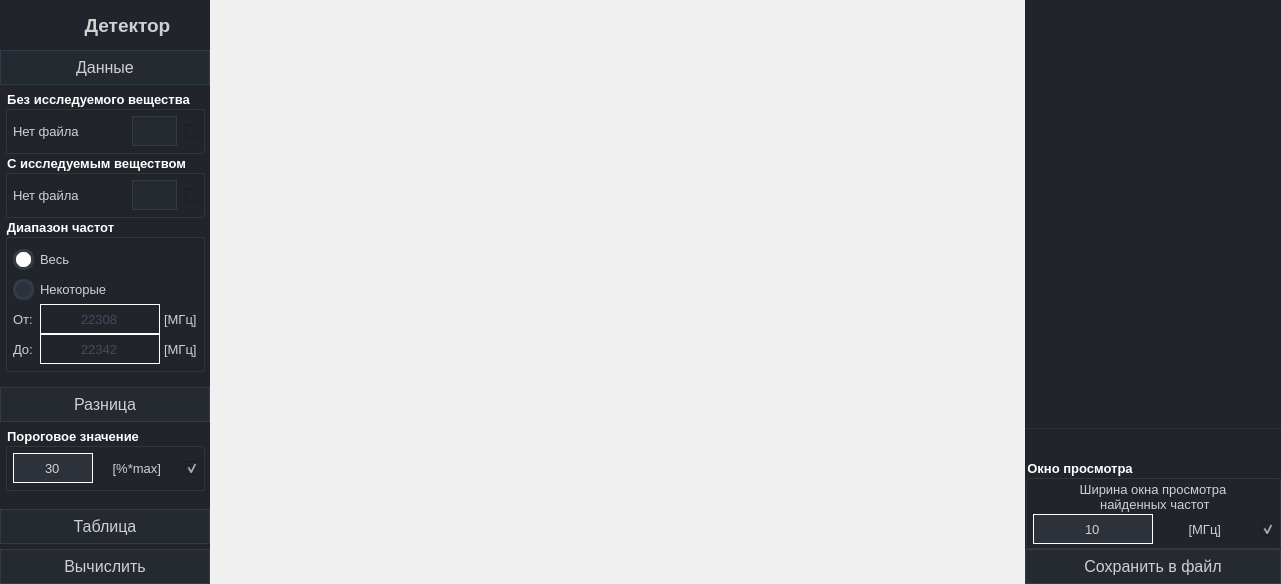
Qt form gui.ui (SkorEgor/Detector-Threshold) before a commit.
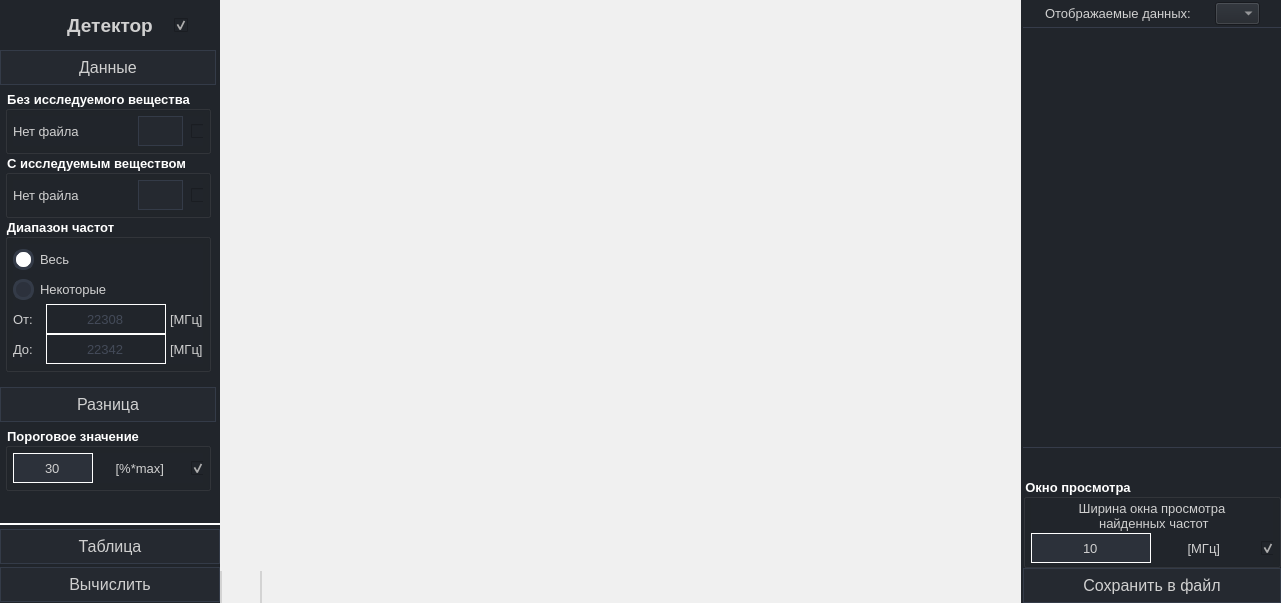
The same form after that commit. Icons and pictures are not drawn.

```diff
--- a/gui.ui
+++ b/gui.ui
@@ -7,24 +7,55 @@
     <x>0</x>
     <y>0</y>
     <width>1281</width>
-    <height>584</height>
+    <height>603</height>
    </rect>
   </property>
   <property name="windowTitle">
-   <string>Детектирование сигнала - метод Разности</string>
+   <string>Детектирование сигнала - метод Разницы</string>
   </property>
   <property name="windowIcon">
    <iconset resource="res.qrc">
     <normaloff>:/application picture/resource/application picture/app_icon-round.png</normaloff>:/application picture/resource/application picture/app_icon-round.png</iconset>
   </property>
   <property name="styleSheet">
-   <string notr="true">QWidget{
+   <string notr="true"/>
+  </property>
+  <property name="sizeGripEnabled">
+   <bool>false</bool>
+  </property>
+  <property name="modal">
+   <bool>false</bool>
+  </property>
+  <layout class="QHBoxLayout" name="layout_dialog_main" stretch="0">
+   <property name="spacing">
+    <number>0</number>
+   </property>
+   <property name="leftMargin">
+    <number>0</number>
+   </property>
+   <property name="topMargin">
+    <number>0</number>
+   </property>
+   <property name="rightMargin">
+    <number>0</number>
+   </property>
+   <property name="bottomMargin">
+    <number>0</number>
+   </property>
+   <item>
+    <widget class="QWidget" name="widget_style_sheet" native="true">
+     <property name="styleSheet">
+      <string notr="true">   QWidget{
 	background-color: rgb(33, 37, 43);
 	color: rgb(208, 208, 208);
 	font-size: 10pt;
 }
 /* /////////////////////////////////////////////////////////////////////////////////////////////////
 ScrollBars */
+ QScrollBar {
+border: none;												/* без границ */
+	border-right:5px solid rgb(211, 211, 211);;	/* С правой красной раницей */
+ }
  QScrollBar:vertical {
 	border: none;
     background: rgb(52, 59, 72);
@@ -89,6 +120,16 @@
     background: 3px solid rgb(255, 255, 255);
 	border: 3px solid rgb(52, 59, 72);	
 }
+/* срабатывает, когда пользователь наводит на элемент мышью */
+QRadioButton:hover {
+	background-color:rgb(40, 44, 52);			/* задаем цвет фона */
+}
+/* срабатывает, при нажатии*/
+QRadioButton:pressed      {
+	background-color:rgb(170, 170, 170);		/* задаем цвет фона */
+	color:  rgb(0, 0, 0);
+	border: none;												/* без границ */
+}
 /* ///////////////////////////////////////////////////////////////////////////////////////////////// */
 /* /////////////////////////////////////////////////////////////////////////////////////////////////
 QCheckBox */
@@ -162,51 +203,27 @@
 /* ///////////////////////////////////////////////////////////////////////////////////////////////// */
 /* /////////////////////////////////////////////////////////////////////////////////////////////////
 QTableWidget */
+
 QTableWidget {	
 	gridline-color: rgb(136, 136, 136);
-	border-bottom: 1px solid rgb(44, 49, 60);
-}
-QTableWidget::item{
-
-	gridline-color: rgb(44, 49, 60);
+	border-top: 1px solid rgb(54, 60, 74);
+	border-bottom: 1px solid  rgb(54, 60, 74);
 }
 QTableWidget::item:selected{
 	background-color: rgb(72, 81, 94);
 }
+QHeaderView { qproperty-defaultAlignment: AlignCenter; }
+/*Цвет верхнего и левого поля*/
 QHeaderView::section{
-	background-color: rgb(33, 37, 43);
-	max-width: 30px;
-	border: 1px solid rgb(44, 49, 58);
-	border-style: none;
-    border-bottom: 1px solid rgb(44, 49, 60);
-    border-right: 1px solid rgb(44, 49, 60);
+	background-color:rgb(37, 41, 48);
+    border-style: none;
+border: 1px solid rgb(136, 136, 136);
 }
-QTableWidget::horizontalHeader {	
-	background-color: rgb(33, 37, 43);
-}
-QHeaderView::section:horizontal
-{
-
-    border: 1px solid rgb(33, 37, 43);
-	background-color: rgb(33, 37, 43);
-	padding: 3px;
-	border-top-left-radius: 7px;
-    border-top-right-radius: 7px;
-}
-QHeaderView::section:vertical
-{
-    border: 1px solid rgb(44, 49, 60);
-}
-QTableCornerButton::section {background-color: rgb(33, 37, 43); }
-/* ///////////////////////////////////////////////////////////////////////////////////////////////// */</string>
-  </property>
-  <property name="sizeGripEnabled">
-   <bool>false</bool>
-  </property>
-  <property name="modal">
-   <bool>false</bool>
-  </property>
-  <layout class="QHBoxLayout" name="layout_dialog_main" stretch="0,0">
+/*Кнопка в верхнем левом углу*/
+QTableCornerButton::section {background-color:rgb(33, 37, 43); }
+</string>
+     </property>
+     <layout class="QHBoxLayout" name="layout_style_sheet">
    <property name="spacing">
     <number>0</number>
    </property>
@@ -232,13 +249,13 @@
      </property>
      <property name="minimumSize">
       <size>
-       <width>210</width>
+          <width>220</width>
        <height>0</height>
       </size>
      </property>
      <property name="maximumSize">
       <size>
-       <width>210</width>
+          <width>215</width>
        <height>16777215</height>
       </size>
      </property>
@@ -286,7 +303,7 @@
           <number>0</number>
          </property>
          <property name="leftMargin">
-          <number>5</number>
+             <number>0</number>
          </property>
          <property name="topMargin">
           <number>0</number>
@@ -307,10 +324,22 @@
            </property>
            <property name="maximumSize">
             <size>
-             <width>40</width>
+                <width>54</width>
              <height>40</height>
             </size>
            </property>
+              <property name="sizeIncrement">
+               <size>
+                <width>0</width>
+                <height>0</height>
+               </size>
+              </property>
+              <property name="styleSheet">
+               <string notr="true">padding-left: 7px;
+padding-right: 7px;
+	border: none;												/* без границ */
+</string>
+              </property>
            <property name="text">
             <string/>
            </property>
@@ -320,6 +349,12 @@
            <property name="scaledContents">
             <bool>true</bool>
            </property>
+              <property name="margin">
+               <number>0</number>
+              </property>
+              <property name="indent">
+               <number>-1</number>
+              </property>
           </widget>
          </item>
          <item>
@@ -342,13 +377,64 @@
            </property>
           </widget>
          </item>
+            <item>
+             <widget class="QCheckBox" name="checkBox_color_theme">
+              <property name="minimumSize">
+               <size>
+                <width>40</width>
+                <height>0</height>
+               </size>
+              </property>
+              <property name="maximumSize">
+               <size>
+                <width>54</width>
+                <height>20</height>
+               </size>
+              </property>
+              <property name="layoutDirection">
+               <enum>Qt::LeftToRight</enum>
+              </property>
+              <property name="styleSheet">
+               <string notr="true">/* Состояние - не выбран*/
+QCheckBox::indicator:unchecked {
+	/* Выбор картинки*/
+	image: url(:/toggle/resource/toggle/toggle_off_black_36dp.svg);
+	image: url(:/toggle_color_theme/resource/toggle_color_theme/toggle_on_white.svg);
+}
+
+/* Состояние -  выбран*/
+QCheckBox::indicator:checked {
+	/* Выбор картинки*/
+	image: url(:/toggle/resource/toggle/toggle_on_white_36dp.svg);
+	image: url(:/toggle_color_theme/resource/toggle_color_theme/toggle_off_black.svg);
+}</string>
+              </property>
+              <property name="text">
+               <string/>
+              </property>
+              <property name="iconSize">
+               <size>
+                <width>30</width>
+                <height>30</height>
+               </size>
+              </property>
+              <property name="checked">
+               <bool>true</bool>
+              </property>
+              <property name="tristate">
+               <bool>false</bool>
+              </property>
+             </widget>
+            </item>
         </layout>
        </widget>
       </item>
       <item>
        <widget class="QWidget" name="widget_menu_body" native="true">
         <property name="styleSheet">
-         <string notr="true"/>
+            <string notr="true"> .QWidget{
+
+}</string>
         </property>
         <layout class="QVBoxLayout" name="layout_menu_body">
          <property name="spacing">
@@ -364,7 +450,7 @@
           <number>0</number>
          </property>
          <property name="rightMargin">
-          <number>0</number>
+             <number>4</number>
          </property>
          <property name="bottomMargin">
           <number>0</number>
@@ -406,8 +492,8 @@
              <rect>
               <x>0</x>
               <y>0</y>
-              <width>210</width>
-              <height>534</height>
+                 <width>216</width>
+                 <height>473</height>
              </rect>
             </property>
             <property name="styleSheet">
@@ -1100,7 +1186,17 @@
                          <cursorShape>PointingHandCursor</cursorShape>
                         </property>
                         <property name="styleSheet">
-                         <string notr="true"/>
+                            <string notr="true">QRadioButton {
+	/* задает иконку */
+	background-image: url(:/update/resource/update/update1_white_18dp.svg);
+    background-position:  senter ;
+	background-position: right;
+    background-repeat: no-repeat;
+} 
+/* срабатывает, при нажатии*/
+QRadioButton:pressed      {
+background-image: url(:/update/resource/update/update2_white_18dp.svg);
+}</string>
                         </property>
                         <property name="text">
                          <string>Некоторые</string>
@@ -1409,6 +1505,9 @@
              </item>
              <item>
               <widget class="QWidget" name="widget_difference" native="true">
+                  <property name="enabled">
+                   <bool>true</bool>
+                  </property>
                <property name="sizePolicy">
                 <sizepolicy hsizetype="Minimum" vsizetype="Fixed">
                  <horstretch>0</horstretch>
@@ -1465,7 +1564,7 @@
                     <number>0</number>
                    </property>
                    <item>
-                    <widget class="QPushButton" name="pushButton_difference_header">
+                       <widget class="QPushButton" name="pushButton_difference_heade">
                      <property name="sizePolicy">
                       <sizepolicy hsizetype="Minimum" vsizetype="Fixed">
                        <horstretch>0</horstretch>
@@ -1542,6 +1641,9 @@
                 </item>
                 <item>
                  <widget class="QWidget" name="widget_difference_body" native="true">
+                     <property name="enabled">
+                      <bool>true</bool>
+                     </property>
                   <property name="styleSheet">
                    <string notr="true"/>
                   </property>
@@ -1562,7 +1664,7 @@
                     <number>5</number>
                    </property>
                    <item>
-                    <widget class="QGroupBox" name="groupBox_threshold">
+                       <widget class="QGroupBox" name="groupBox_difference">
                      <property name="minimumSize">
                       <size>
                        <width>0</width>
@@ -1618,7 +1720,7 @@
                      <property name="checkable">
                       <bool>false</bool>
                      </property>
-                     <layout class="QHBoxLayout" name="layout_threshold">
+                        <layout class="QHBoxLayout" name="layout_difference">
                       <property name="spacing">
                        <number>0</number>
                       </property>
@@ -1635,7 +1737,7 @@
                        <number>5</number>
                       </property>
                       <item>
-                       <widget class="QLineEdit" name="lineEdit_threshold">
+                          <widget class="QLineEdit" name="lineEdit_difference_threshold">
                         <property name="enabled">
                          <bool>true</bool>
                         </property>
@@ -1682,7 +1784,7 @@
                        </widget>
                       </item>
                       <item>
-                       <widget class="QLabel" name="label_text_units_threshold">
+                          <widget class="QLabel" name="label_text_units_difference_threshold">
                         <property name="sizePolicy">
                          <sizepolicy hsizetype="Preferred" vsizetype="Preferred">
                           <horstretch>0</horstretch>
@@ -1724,7 +1826,7 @@
                        </widget>
                       </item>
                       <item>
-                       <widget class="QCheckBox" name="checkBox_status_threshold">
+                          <widget class="QCheckBox" name="checkBox_status_difference_threshold">
                         <property name="enabled">
                          <bool>true</bool>
                         </property>
@@ -1791,6 +1893,43 @@
                </property>
               </spacer>
              </item>
+               </layout>
+              </widget>
+             </widget>
+            </item>
+           </layout>
+          </widget>
+         </item>
+         <item>
+          <widget class="QWidget" name="widget_menu_bottom" native="true">
+           <property name="minimumSize">
+            <size>
+             <width>0</width>
+             <height>80</height>
+            </size>
+           </property>
+           <property name="styleSheet">
+            <string notr="true">QWidget#widget_menu_bottom{
+	border: none;												/* без границ */
+	border-top:2px solid rgb(255, 255, 255);	/* С правой красной раницей */
+}</string>
+           </property>
+           <layout class="QVBoxLayout" name="layout_menu_bottom">
+            <property name="spacing">
+             <number>2</number>
+            </property>
+            <property name="leftMargin">
+             <number>0</number>
+            </property>
+            <property name="topMargin">
+             <number>5</number>
+            </property>
+            <property name="rightMargin">
+             <number>0</number>
+            </property>
+            <property name="bottomMargin">
+             <number>0</number>
+            </property>
              <item>
               <widget class="QPushButton" name="pushButton_close_open_table">
                <property name="sizePolicy">
@@ -1939,10 +2078,6 @@
              </item>
             </layout>
            </widget>
-          </widget>
-         </item>
-        </layout>
-       </widget>
       </item>
      </layout>
     </widget>
@@ -1992,12 +2127,12 @@
          <item>
           <widget class="QWidget" name="widget_plotting" native="true">
            <property name="styleSheet">
-            <string notr="true">background-color: rgb(167, 167, 167);
-background-color: rgb(124, 124, 124);
-background-color: rgb(255, 255, 255);
-background-color: rgb(240, 240, 240);</string>
-           </property>
-           <layout class="QVBoxLayout" name="verticalLayout">
+               <string notr="true">QWidget{
+background-color: rgb(240, 240, 240);
+color: rgb(0, 0, 0);
+}</string>
+              </property>
+              <layout class="QVBoxLayout" name="layout_plotting">
             <property name="spacing">
              <number>0</number>
             </property>
@@ -2034,6 +2169,88 @@
               </layout>
              </widget>
             </item>
+               <item>
+                <widget class="QWidget" name="widget_toolbar_1" native="true">
+                 <property name="sizePolicy">
+                  <sizepolicy hsizetype="Minimum" vsizetype="Maximum">
+                   <horstretch>0</horstretch>
+                   <verstretch>0</verstretch>
+                  </sizepolicy>
+                 </property>
+                 <property name="styleSheet">
+                  <string notr="true">QWidget{
+background-color: rgb(240, 240, 240);
+color: rgb(0, 0, 0);
+	font-size: none;
+text-align:bottom;
+}
+
+/* /////////////////////////////////////////////////////////////////////////////////////////////////
+QPushButton */
+/*Стандартное состояние для кнопки*/
+QPushButton {
+	border: none;		/* задает границу элемента */
+} 
+
+/* срабатывает, когда пользователь наводит на элемент мышью */
+QPushButton:hover {
+	border: none;												/* без границ */
+
+	border-right:1px solid rgb(160, 160, 160);	/* С правой красной раницей */
+	border-bottom:1px solid rgb(160, 160, 160);
+
+	border-left:1px solid rgb(255, 255, 255);	/* С правой красной раницей */
+	border-top:1px solid rgb(255, 255, 255);
+}
+
+/* срабатывает, при нажатии*/
+QPushButton:pressed      {
+	border: none;												/* без границ */
+
+	border-left:1px solid rgb(160, 160, 160);	/* С правой красной раницей */
+	border-top:1px solid rgb(160, 160, 160);
+
+	border-right:1px solid rgb(255, 255, 255);	/* С правой красной раницей */
+	border-bottom:1px solid rgb(255, 255, 255);
+}
+/* Состояние - не выбран*/
+QPushButton {
+	/* Выбор картинки*/
+	image: url(:/expand2/resource/expand_2/up_black_24dp.svg);
+	image: url(:/expand/resource/expand/up_black_36dp.svg);
+
+}
+
+
+/* Состояние -  выбран*/
+QPushButton:checked {
+	/* Выбор картинки*/
+	image: url(:/expand2/resource/expand_2/down_black_36dp.svg);
+	image: url(:/expand/resource/expand/down_black_36dp.svg);
+
+}
+/* ///////////////////////////////////////////////////////////////////////////////////////////////// */
+</string>
+                 </property>
+                 <layout class="QHBoxLayout" name="layout_toolbar_1">
+                  <property name="spacing">
+                   <number>5</number>
+                  </property>
+                  <property name="leftMargin">
+                   <number>5</number>
+                  </property>
+                  <property name="topMargin">
+                   <number>0</number>
+                  </property>
+                  <property name="rightMargin">
+                   <number>5</number>
+                  </property>
+                  <property name="bottomMargin">
+                   <number>0</number>
+                  </property>
+                 </layout>
+                </widget>
+               </item>
             <item>
              <widget class="QWidget" name="widget_plot_2" native="true">
               <layout class="QVBoxLayout" name="layout_plot_2">
@@ -2055,11 +2272,206 @@
               </layout>
              </widget>
             </item>
+               <item>
+                <widget class="QWidget" name="widget_toolbar_2" native="true">
+                 <property name="sizePolicy">
+                  <sizepolicy hsizetype="Minimum" vsizetype="Maximum">
+                   <horstretch>0</horstretch>
+                   <verstretch>0</verstretch>
+                  </sizepolicy>
+                 </property>
+                 <property name="contextMenuPolicy">
+                  <enum>Qt::DefaultContextMenu</enum>
+                 </property>
+                 <property name="layoutDirection">
+                  <enum>Qt::LeftToRight</enum>
+                 </property>
+                 <property name="styleSheet">
+                  <string notr="true">QWidget{
+background-color: rgb(240, 240, 240);
+color: rgb(0, 0, 0);
+	font-size: none;
+text-align:bottom;
+}
+
+/* /////////////////////////////////////////////////////////////////////////////////////////////////
+QPushButton */
+/*Стандартное состояние для кнопки*/
+QPushButton {
+	border: none;		/* задает границу элемента */
+} 
+
+/* срабатывает, когда пользователь наводит на элемент мышью */
+QPushButton:hover {
+	border: none;												/* без границ */
+
+	border-right:1px solid rgb(160, 160, 160);	/* С правой красной раницей */
+	border-bottom:1px solid rgb(160, 160, 160);
+
+	border-left:1px solid rgb(255, 255, 255);	/* С правой красной раницей */
+	border-top:1px solid rgb(255, 255, 255);
+}
+
+
+/* срабатывает, при нажатии*/
+QPushButton:pressed      {
+	border: none;												/* без границ */
+
+	border-left:1px solid rgb(160, 160, 160);	/* С правой красной раницей */
+	border-top:1px solid rgb(160, 160, 160);
+
+	border-right:1px solid rgb(255, 255, 255);	/* С правой красной раницей */
+	border-bottom:1px solid rgb(255, 255, 255);
+}/* Состояние - не выбран*/
+QPushButton {
+	/* Выбор картинки*/
+	image: url(:/expand2/resource/expand_2/up_black_24dp.svg);
+	image: url(:/expand/resource/expand/up_black_36dp.svg);
+
+}
+
+
+/* Состояние -  выбран*/
+QPushButton:checked {
+	/* Выбор картинки*/
+	image: url(:/expand2/resource/expand_2/down_black_36dp.svg);
+	image: url(:/expand/resource/expand/down_black_36dp.svg);
+
+}
+/* ///////////////////////////////////////////////////////////////////////////////////////////////// */
+</string>
+                 </property>
+                 <property name="locale">
+                  <locale language="Russian" country="Russia"/>
+                 </property>
+                 <layout class="QHBoxLayout" name="layout_toolbar_2" stretch="0,0">
+                  <property name="spacing">
+                   <number>5</number>
+                  </property>
+                  <property name="sizeConstraint">
+                   <enum>QLayout::SetDefaultConstraint</enum>
+                  </property>
+                  <property name="leftMargin">
+                   <number>0</number>
+                  </property>
+                  <property name="topMargin">
+                   <number>0</number>
+                  </property>
+                  <property name="rightMargin">
+                   <number>5</number>
+                  </property>
+                  <property name="bottomMargin">
+                   <number>0</number>
+                  </property>
+                  <item>
+                   <widget class="QWidget" name="widget_graphic_view_2" native="true">
+                    <property name="sizePolicy">
+                     <sizepolicy hsizetype="Maximum" vsizetype="Preferred">
+                      <horstretch>0</horstretch>
+                      <verstretch>0</verstretch>
+                     </sizepolicy>
+                    </property>
+                    <property name="styleSheet">
+                     <string notr="true">.QWidget{
+	border: none;												/* без границ */
+	border-left:2px solid rgb(211, 211, 211);;	/* С правой красной раницей */
+	border-right:2px solid rgb(211, 211, 211);;	/* С правой красной раницей */
+}</string>
+                    </property>
+                    <layout class="QHBoxLayout" name="layout_graphic_view_2">
+                     <property name="spacing">
+                      <number>5</number>
+                     </property>
+                     <property name="leftMargin">
+                      <number>5</number>
+                     </property>
+                     <property name="topMargin">
+                      <number>0</number>
+                     </property>
+                     <property name="rightMargin">
+                      <number>5</number>
+                     </property>
+                     <property name="bottomMargin">
+                      <number>0</number>
+                     </property>
+                     <item>
+                      <widget class="QPushButton" name="pushButton_graphic_view_2">
+                       <property name="minimumSize">
+                        <size>
+                         <width>32</width>
+                         <height>32</height>
+                        </size>
+                       </property>
+                       <property name="maximumSize">
+                        <size>
+                         <width>32</width>
+                         <height>32</height>
+                        </size>
+                       </property>
+                       <property name="cursor">
+                        <cursorShape>PointingHandCursor</cursorShape>
+                       </property>
+                       <property name="text">
+                        <string/>
+                       </property>
+                       <property name="iconSize">
+                        <size>
+                         <width>32</width>
+                         <height>32</height>
+                        </size>
+                       </property>
+                       <property name="checkable">
+                        <bool>true</bool>
+                       </property>
+                       <property name="checked">
+                        <bool>true</bool>
+                       </property>
+                      </widget>
+                     </item>
+                    </layout>
+                   </widget>
+                  </item>
+                  <item>
+                   <widget class="QWidget" name="widget_toolbar_graphics_2" native="true">
+                    <property name="sizePolicy">
+                     <sizepolicy hsizetype="Minimum" vsizetype="Preferred">
+                      <horstretch>0</horstretch>
+                      <verstretch>0</verstretch>
+                     </sizepolicy>
+                    </property>
+                    <layout class="QHBoxLayout" name="layout_toolbar_graphics_2">
+                     <property name="spacing">
+                      <number>0</number>
+                     </property>
+                     <property name="leftMargin">
+                      <number>0</number>
+                     </property>
+                     <property name="topMargin">
+                      <number>0</number>
+                     </property>
+                     <property name="rightMargin">
+                      <number>0</number>
+                     </property>
+                     <property name="bottomMargin">
+                      <number>0</number>
+                     </property>
+                    </layout>
+                   </widget>
+                  </item>
+                 </layout>
+                </widget>
+               </item>
            </layout>
           </widget>
          </item>
          <item>
           <widget class="QWidget" name="widget_right" native="true">
+              <property name="minimumSize">
+               <size>
+                <width>260</width>
+                <height>0</height>
+               </size>
+              </property>
            <property name="styleSheet">
             <string notr="true"/>
            </property>
@@ -2100,7 +2512,7 @@
                 <number>0</number>
                </property>
                <property name="leftMargin">
-                <number>0</number>
+                   <number>2</number>
                </property>
                <property name="topMargin">
                 <number>0</number>
@@ -2111,10 +2523,105 @@
                <property name="bottomMargin">
                 <number>0</number>
                </property>
+                  <item>
+                   <widget class="QWidget" name="widget_table_view_mode" native="true">
+                    <layout class="QHBoxLayout" name="horizontalLayout">
+                     <property name="spacing">
+                      <number>0</number>
+                     </property>
+                     <property name="leftMargin">
+                      <number>2</number>
+                     </property>
+                     <property name="topMargin">
+                      <number>2</number>
+                     </property>
+                     <property name="rightMargin">
+                      <number>0</number>
+                     </property>
+                     <property name="bottomMargin">
+                      <number>2</number>
+                     </property>
+                     <item>
+                      <widget class="QLabel" name="label_text_select_table_display">
+                       <property name="sizePolicy">
+                        <sizepolicy hsizetype="Maximum" vsizetype="Preferred">
+                         <horstretch>0</horstretch>
+                         <verstretch>0</verstretch>
+                        </sizepolicy>
+                       </property>
+                       <property name="text">
+                        <string>Отображаемые данных: </string>
+                       </property>
+                      </widget>
+                     </item>
+                     <item>
+                      <widget class="QComboBox" name="comboBox_select_table_view">
+                       <property name="maximumSize">
+                        <size>
+                         <width>45</width>
+                         <height>16777215</height>
+                        </size>
+                       </property>
+                       <property name="styleSheet">
+                        <string notr="true">QWidget{
+selection-background-color: rgb(191, 191, 191);
+
+}</string>
+                       </property>
+                       <property name="currentText">
+                        <string/>
+                       </property>
+                       <property name="insertPolicy">
+                        <enum>QComboBox::InsertAtBottom</enum>
+                       </property>
+                       <property name="iconSize">
+                        <size>
+                         <width>20</width>
+                         <height>20</height>
+                        </size>
+                       </property>
+                       <item>
+                        <property name="text">
+                         <string/>
+                        </property>
+                        <property name="icon">
+                         <iconset resource="res.qrc">
+                          <normaloff>:/table_checkbox/resource/table_checkbox/var2_color/mixed_white_24dp.svg</normaloff>:/table_checkbox/resource/table_checkbox/var2_color/mixed_white_24dp.svg</iconset>
+                        </property>
+                       </item>
+                       <item>
+                        <property name="text">
+                         <string/>
+                        </property>
+                        <property name="icon">
+                         <iconset resource="res.qrc">
+                          <normaloff>:/table_checkbox/resource/table_checkbox/var2_color/no_red_24dp.svg</normaloff>:/table_checkbox/resource/table_checkbox/var2_color/no_red_24dp.svg</iconset>
+                        </property>
+                       </item>
+                       <item>
+                        <property name="text">
+                         <string/>
+                        </property>
+                        <property name="icon">
+                         <iconset resource="res.qrc">
+                          <normaloff>:/table_checkbox/resource/table_checkbox/var2_color/yes_green_24dp.svg</normaloff>:/table_checkbox/resource/table_checkbox/var2_color/yes_green_24dp.svg</iconset>
+                        </property>
+                       </item>
+                      </widget>
+                     </item>
+                    </layout>
+                   </widget>
+                  </item>
                <item>
                 <widget class="QTableWidget" name="tableWidget_frequency_absorption">
+                    <property name="sizePolicy">
+                     <sizepolicy hsizetype="Expanding" vsizetype="Expanding">
+                      <horstretch>0</horstretch>
+                      <verstretch>0</verstretch>
+                     </sizepolicy>
+                    </property>
                  <property name="styleSheet">
-                  <string notr="true">background-color: rgb(33, 37, 43);</string>
+                     <string notr="true"/>
                  </property>
                  <property name="frameShape">
                   <enum>QFrame::NoFrame</enum>
@@ -2122,6 +2629,9 @@
                  <property name="horizontalScrollBarPolicy">
                   <enum>Qt::ScrollBarAlwaysOff</enum>
                  </property>
+                    <property name="sizeAdjustPolicy">
+                     <enum>QAbstractScrollArea::AdjustToContents</enum>
+                    </property>
                  <property name="editTriggers">
                   <set>QAbstractItemView::AnyKeyPressed|QAbstractItemView::EditKeyPressed</set>
                  </property>
@@ -2353,7 +2863,7 @@
                            <bool>true</bool>
                           </property>
                           <property name="sizePolicy">
-                           <sizepolicy hsizetype="Expanding" vsizetype="Fixed">
+                              <sizepolicy hsizetype="Maximum" vsizetype="Fixed">
                             <horstretch>0</horstretch>
                             <verstretch>0</verstretch>
                            </sizepolicy>
@@ -2390,7 +2900,7 @@
                         <item>
                          <widget class="QLabel" name="label_text_units_window_width">
                           <property name="sizePolicy">
-                           <sizepolicy hsizetype="Preferred" vsizetype="Preferred">
+                              <sizepolicy hsizetype="Minimum" vsizetype="Preferred">
                             <horstretch>0</horstretch>
                             <verstretch>0</verstretch>
                            </sizepolicy>
@@ -2553,6 +3063,9 @@
    </item>
   </layout>
  </widget>
+   </item>
+  </layout>
+ </widget>
  <resources>
   <include location="res.qrc"/>
  </resources>
```
Left out of the diff: 82 changed lines with no effect on the pictures. Lines whose indentation alone changed are shown as unchanged.
